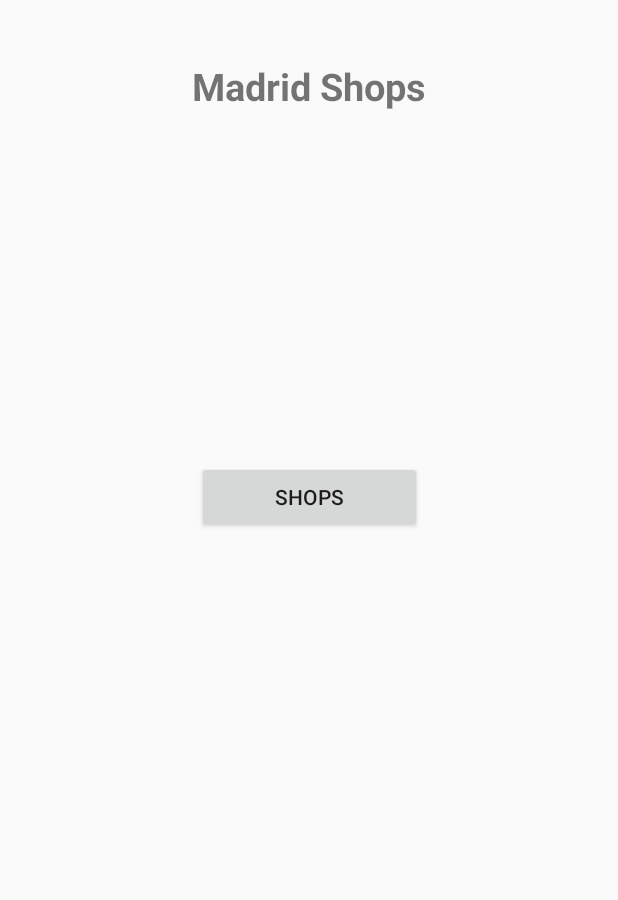
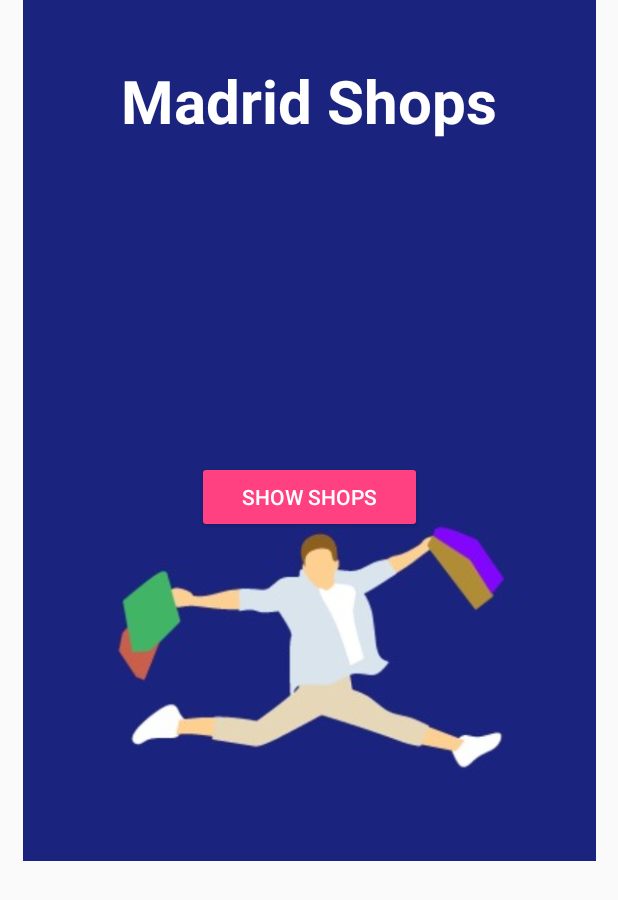
Before and after one commit to AbGLopez/MadridShopsAndroid, an Android app: the screen it shows after launch (MainActivity), on a phone screen of 412 x 824 dp. Shown: the top 900 px of the screen. Run offline under Robolectric (Android 15) with nearby library versions, the phone set to English and light mode, and no system bars; our stand-ins replace Volley; network calls fail.

Commit message:
[ADD] Add screens

```diff
--- a/app/src/main/java/com/keepcoding/madridshops/tools/fake_i18n.kt
+++ b/app/src/main/java/com/keepcoding/madridshops/tools/fake_i18n.kt
@@ -32,8 +32,8 @@ fun getButtonText(option: String): String {
 
     if (option == "Shop") {
         when (getLanguage()) {
-            "es" -> result = "Tiendas"
-            else -> result = "Shops"
+            "es" -> result = "Ver tiendas"
+            else -> result = "Show Shops"
         }
     } else if (option == "Activity") {
         when (getLanguage()) {
--- a/app/src/main/res/layout/activity_main.xml
+++ b/app/src/main/res/layout/activity_main.xml
@@ -6,6 +6,33 @@
     android:layout_height="match_parent"
     tools:context="com.keepcoding.madridshops.activity.MainActivity">
 
+    <Button
+        android:id="@+id/shop_button"
+
+        android:layout_width="@dimen/width_button_main"
+        android:layout_height="wrap_content"
+        android:layout_marginBottom="8dp"
+        android:layout_marginEnd="8dp"
+        android:layout_marginStart="8dp"
+        style="@style/Widget.AppCompat.Button.Colored"
+        app:layout_constraintBottom_toBottomOf="parent"
+        app:layout_constraintEnd_toEndOf="parent"
+        app:layout_constraintStart_toStartOf="parent"
+        app:layout_constraintTop_toTopOf="parent"
+        app:layout_constraintVertical_bias="0.39999998"
+        android:text="Go Shopping"/>
+
+    <ImageView
+        android:id="@+id/imageView"
+        android:layout_width="394dp"
+        android:layout_height="574dp"
+        android:layout_marginBottom="8dp"
+        app:layout_constraintBottom_toBottomOf="parent"
+        app:layout_constraintEnd_toEndOf="parent"
+        app:layout_constraintStart_toStartOf="parent"
+        app:layout_constraintTop_toTopOf="parent"
+        app:layout_constraintVertical_bias="0.0"
+        app:srcCompat="@drawable/shop_gay" />
     <TextView
         android:id="@+id/madridshops_title"
         android:layout_width="wrap_content"
@@ -14,26 +41,12 @@
         android:layout_marginStart="8dp"
         android:layout_marginTop="40dp"
         android:text="Madrid Shops"
+        android:textSize="@dimen/text_size_main_title"
         android:textStyle="bold"
-        android:textSize="@dimen/text_size_main_title"
+        android:textColor="@color/title_app"
         app:layout_constraintEnd_toEndOf="parent"
         app:layout_constraintStart_toStartOf="parent"
-        app:layout_constraintTop_toTopOf="parent"/>
-
-    <Button
-        android:id="@+id/shop_button"
-        android:layout_width="@dimen/width_button_main"
-        android:layout_height="wrap_content"
-        android:layout_marginBottom="8dp"
-        android:layout_marginEnd="8dp"
-        android:layout_marginStart="8dp"
-        tools:text="Go Shopping"
-        app:layout_constraintBottom_toBottomOf="parent"
-        app:layout_constraintEnd_toEndOf="parent"
-        app:layout_constraintStart_toStartOf="parent"
-        app:layout_constraintTop_toTopOf="parent"
-        app:layout_constraintVertical_bias="0.39999998"/>
-
+        app:layout_constraintTop_toTopOf="parent" />
 
 
 </android.support.constraint.ConstraintLayout>
--- a/app/src/main/res/values/colors.xml
+++ b/app/src/main/res/values/colors.xml
@@ -1,6 +1,7 @@
 <?xml version="1.0" encoding="utf-8"?>
 <resources>
-    <color name="colorPrimary">#3F51B5</color>
+    <color name="colorPrimary">#1a237e</color>
     <color name="colorPrimaryDark">#1a237e</color>
     <color name="colorAccent">#FF4081</color>
+    <color name="title_app">#FFFFFF</color>
 </resources>
--- a/app/src/main/res/values/dimens.xml
+++ b/app/src/main/res/values/dimens.xml
@@ -18,6 +18,6 @@
     <dimen name="height_image_detail">150dp</dimen>
     <dimen name="margin_default_detail">8dp</dimen>
     <dimen name="margin_big_detail">16dp</dimen>
-    <dimen name="text_size_main_title">25sp</dimen>
+    <dimen name="text_size_main_title">40sp</dimen>
     <dimen name="width_button_main">150dp</dimen>
 </resources>
--- a/app/src/main/res/values/strings.xml
+++ b/app/src/main/res/values/strings.xml
@@ -2,7 +2,7 @@
     <string name="app_name">MadridShops</string>
     <string name="action_settings">Settings</string>
     <string name="image_description">shop_image_description</string>
-    <string name="shops_button_text">Shops</string>
+    <string name="shops_button_text">Go Shopping</string>
     <string name="activities_button_text">Activities</string>
     <string name="madridshops_title">Madrid Shops</string>
 </resources>
```
Also changed, not shown: app/src/main/res/drawable/screen.jpeg (added), app/src/main/res/drawable/shop_gay.jpeg (added), 1 other file.
